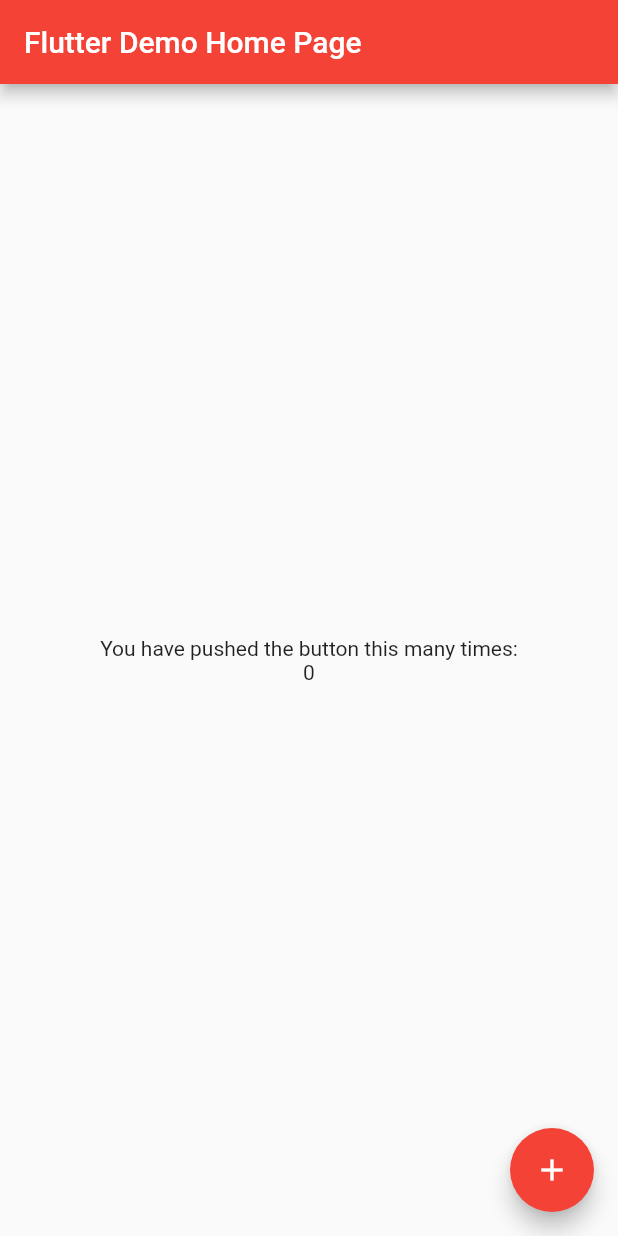
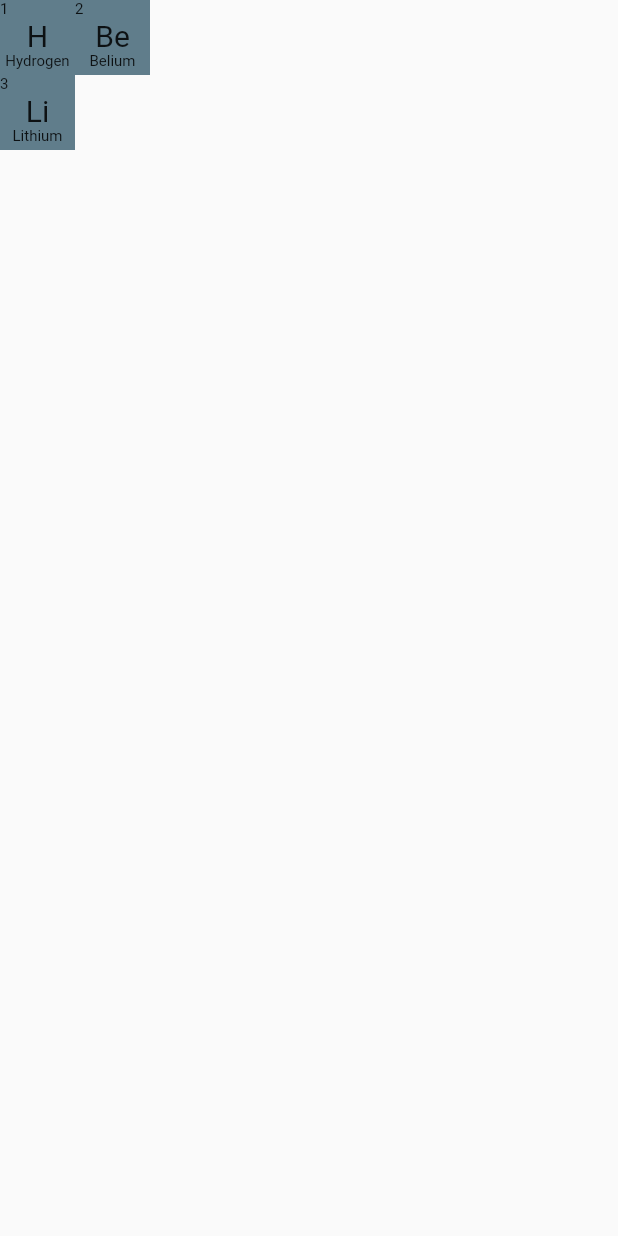
Before and after one commit to ntn20112006/Interactive-Periodic-Table-App, a Flutter app: the screen it shows after launch, on a phone screen of 412 x 824 dp. Run offline on Flutter 3.47's test engine with Material 2 defaults, Android fonts, the phone set to English and light mode, and no system bars; generated files the repository leaves out were written again.

Commit message:
Code a rough version of the period table app

```diff
--- /dev/null
+++ b/lib/PeriodicElementObject.dart
@@ -0,0 +1,13 @@
+class PeriodicElementObject {
+  final String elementName;
+  final String elementDescription;
+  final String elementSymbol;
+  final String elementNumber;
+
+  PeriodicElementObject({
+    required this.elementName,
+    required this.elementSymbol,
+    required this.elementNumber,
+    required this.elementDescription,
+  });
+}
--- /dev/null
+++ b/lib/PeriodicTablePage.dart
@@ -0,0 +1,121 @@
+import 'package:flutter/material.dart';
+import 'package:interactive_periodic_table_app/PeriodicElementObject.dart';
+
+class PeriodicTablePage extends StatelessWidget {
+  final List<List<PeriodicElementObject>> periodicElementsList;
+
+  const PeriodicTablePage({
+    super.key,
+    required this.periodicElementsList
+  });
+
+  @override
+  Widget build(BuildContext context) {
+    return Scaffold(
+      body: Row(
+        children: [
+          for (var periodicElementsColumn in periodicElementsList)
+            Column(
+              children: [
+                for (var periodicElement in periodicElementsColumn)
+                  PeriodicTableElementCell(
+                    elementName: periodicElement.elementName,
+                    elementNumber: periodicElement.elementNumber,
+                    elementSymbol: periodicElement.elementSymbol
+                  )
+              ]
+            )
+        ]
+      )
+      // body: periodicTableElementCell(elementName: "Hydrogen", elementNumber: "1", elementSymbol: "H",)
+    );
+  }
+}
+
+class PeriodicTableElementCell extends StatelessWidget {
+  final String elementName;
+  final String elementSymbol;
+  final String elementNumber;
+
+  const PeriodicTableElementCell({
+    super.key,
+    required this.elementName,
+    required this.elementNumber,
+    required this.elementSymbol
+  });
+
+  @override
+  Widget build(BuildContext context) {
+    return Container(
+      width: 50,
+      height: 50,
+      decoration: const BoxDecoration(
+        color: Colors.blueGrey,
+      ),
+      child: Column(
+        crossAxisAlignment: CrossAxisAlignment.stretch,
+        children: <Widget>[
+          ElementNumber(elementNumber: elementNumber),
+          ElementSymbol(elementSymbol: elementSymbol),
+          ElementName(elementName: elementName)
+        ]
+      )
+    );
+  }
+}
+
+class ElementName extends StatelessWidget {
+  const ElementName({
+    super.key,
+    required this.elementName,
+  });
+
+  final String elementName;
+
+  @override
+  Widget build(BuildContext context) {
+    return Text(
+      elementName,
+      textAlign: TextAlign.center,
+      style: const TextStyle(fontSize: 10)
+    );
+  }
+}
+
+class ElementSymbol extends StatelessWidget {
+  const ElementSymbol({
+    super.key,
+    required this.elementSymbol,
+  });
+
+  final String elementSymbol;
+
+  @override
+  Widget build(BuildContext context) {
+    return Center(
+      child: Text(
+        elementSymbol,
+        textAlign: TextAlign.center,
+        style: const TextStyle(fontSize: 20)
+      )
+    );
+  }
+}
+
+class ElementNumber extends StatelessWidget {
+  const ElementNumber({
+    super.key,
+    required this.elementNumber,
+  });
+
+  final String elementNumber;
+
+  @override
+  Widget build(BuildContext context) {
+    return Text(
+      elementNumber,
+      textAlign: TextAlign.left,
+      style: const TextStyle(fontSize: 10),
+    );
+  }
+}
--- a/lib/main.dart
+++ b/lib/main.dart
@@ -1,108 +1,48 @@
 import 'package:flutter/material.dart';
+import 'package:interactive_periodic_table_app/PeriodicElementInformationPage.dart';
+import 'package:interactive_periodic_table_app/PeriodicElementObject.dart';
+import 'package:interactive_periodic_table_app/PeriodicTablePage.dart';
+import 'dart:ui' as ui;
+import 'package:interactive_periodic_table_app/homePage.dart';
 
 void main() => runApp(MyApp());
 
 class MyApp extends StatelessWidget {
+  const MyApp({super.key});
+
   // This widget is the root of your application.
   @override
   Widget build(BuildContext context) {
     return MaterialApp(
-      title: 'Flutter Demo',
+      title: 'Interactive Period Table App',
       theme: ThemeData(
-        // This is the theme of your application.
-        //
-        // Try running your application with "flutter run". You'll see the
-        // application has a blue toolbar. Then, without quitting the app, try
-        // changing the primarySwatch below to Colors.green and then invoke
-        // "hot reload" (press "r" in the console where you ran "flutter run",
-        // or press Run > Flutter Hot Reload in IntelliJ). Notice that the
-        // counter didn't reset back to zero; the application is not restarted.
         primarySwatch: Colors.red,
       ),
-      home: MyHomePage(title: 'Flutter Demo Home Page'),
+      // home: const HomePage(),
+      home: PeriodicTablePage(periodicElementsList: [
+        [
+          PeriodicElementObject(
+            elementName: "Hydrogen",
+            elementSymbol: "H",
+            elementNumber: "1",
+            elementDescription: "test"
+          ),
+          PeriodicElementObject(
+            elementName: "Lithium",
+            elementSymbol: "Li",
+            elementNumber: "3",
+            elementDescription: "test"
+          )
+        ],
+        [PeriodicElementObject(
+            elementName: "Belium",
+            elementSymbol: "Be",
+            elementNumber: "2",
+            elementDescription: "test"
+          )
+        ]]
+      )
+      // home: const PeriodicElementInformationPage()
     );
   }
 }
-
-class MyHomePage extends StatefulWidget {
-  MyHomePage({Key? key, required this.title}) : super(key: key);
-
-  // This widget is the home page of your application. It is stateful, meaning
-  // that it has a State object (defined below) that contains fields that affect
-  // how it looks.
-
-  // This class is the configuration for the state. It holds the values (in this
-  // case the title) provided by the parent (in this case the App widget) and
-  // used by the build method of the State. Fields in a Widget subclass are
-  // always marked "final".
-
-  final String title;
-
-  @override
-  _MyHomePageState createState() => new _MyHomePageState();
-}
-
-class _MyHomePageState extends State<MyHomePage> {
-  int _counter = 0;
-
-  void _incrementCounter() {
-    setState(() {
-      // This call to setState tells the Flutter framework that something has
-      // changed in this State, which causes it to rerun the build method below
-      // so that the display can reflect the updated values. If we changed
-      // _counter without calling setState(), then the build method would not be
-      // called again, and so nothing would appear to happen.
-      _counter++;
-    });
-  }
-
-  @override
-  Widget build(BuildContext context) {
-    // This method is rerun every time setState is called, for instance as done
-    // by the _incrementCounter method above.
-    //
-    // The Flutter framework has been optimized to make rerunning build methods
-    // fast, so that you can just rebuild anything that needs updating rather
-    // than having to individually change instances of widgets.
-    return Scaffold(
-      appBar: AppBar(
-        // Here we take the value from the MyHomePage object that was created by
-        // the App.build method, and use it to set our appbar title.
-        title: Text(widget.title),
-      ),
-      body: Center(
-        // Center is a layout widget. It takes a single child and positions it
-        // in the middle of the parent.
-        child: Column(
-          // Column is also layout widget. It takes a list of children and
-          // arranges them vertically. By default, it sizes itself to fit its
-          // children horizontally, and tries to be as tall as its parent.
-          //
-          // Invoke "debug paint" (press "p" in the console where you ran
-          // "flutter run", or select "Toggle Debug Paint" from the Flutter tool
-          // window in IntelliJ) to see the wireframe for each widget.
-          //
-          // Column has various properties to control how it sizes itself and
-          // how it positions its children. Here we use mainAxisAlignment to
-          // center the children vertically; the main axis here is the vertical
-          // axis because Columns are vertical (the cross axis would be
-          // horizontal).
-          mainAxisAlignment: MainAxisAlignment.center,
-          children: <Widget>[
-            Text(
-              'You have pushed the button this many times:',
-            ),
-            Text(
-              '$_counter'
-            ),
-          ],
-        ),
-      ),
-      floatingActionButton: FloatingActionButton(
-        onPressed: _incrementCounter,
-        tooltip: 'Increment',
-        child: Icon(Icons.add),
-      ), // This trailing comma makes auto-formatting nicer for build methods.
-    );
-  }
-}
```
Also changed, not shown: lib/HomePage.dart (added, +108 -0 lines), lib/PeriodicElementInformationPage.dart (added, +87 -0 lines).
